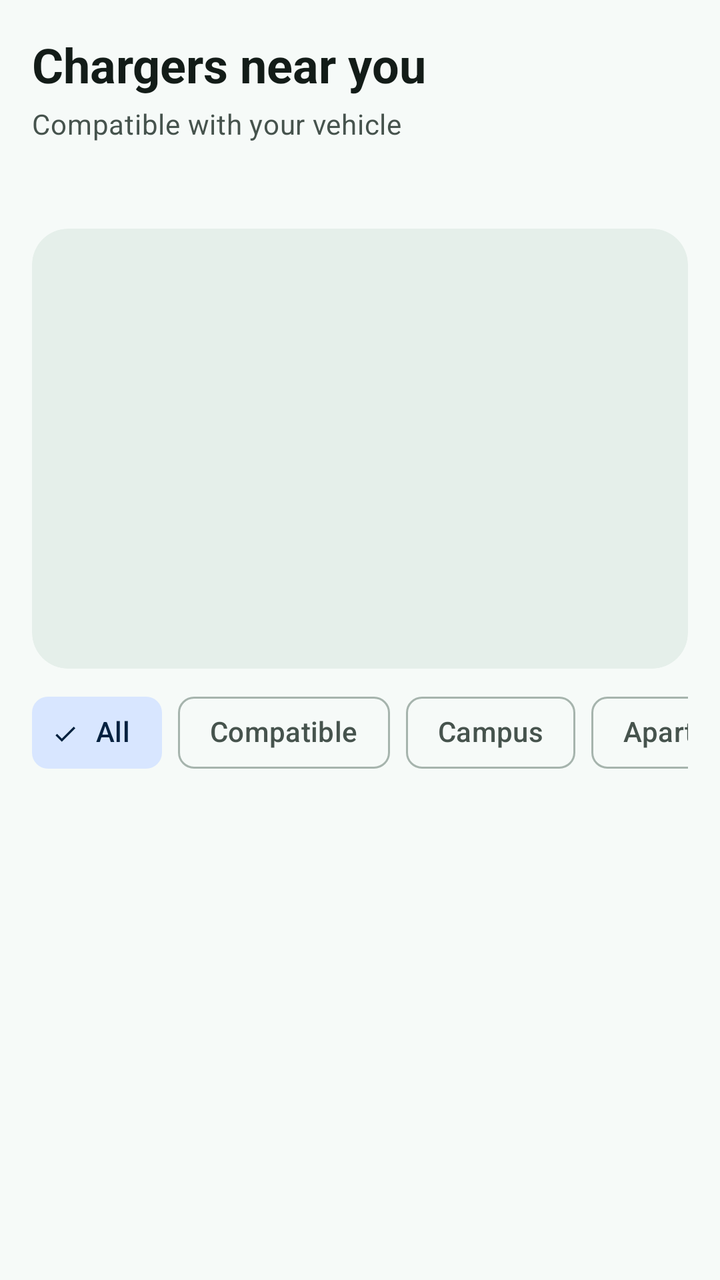
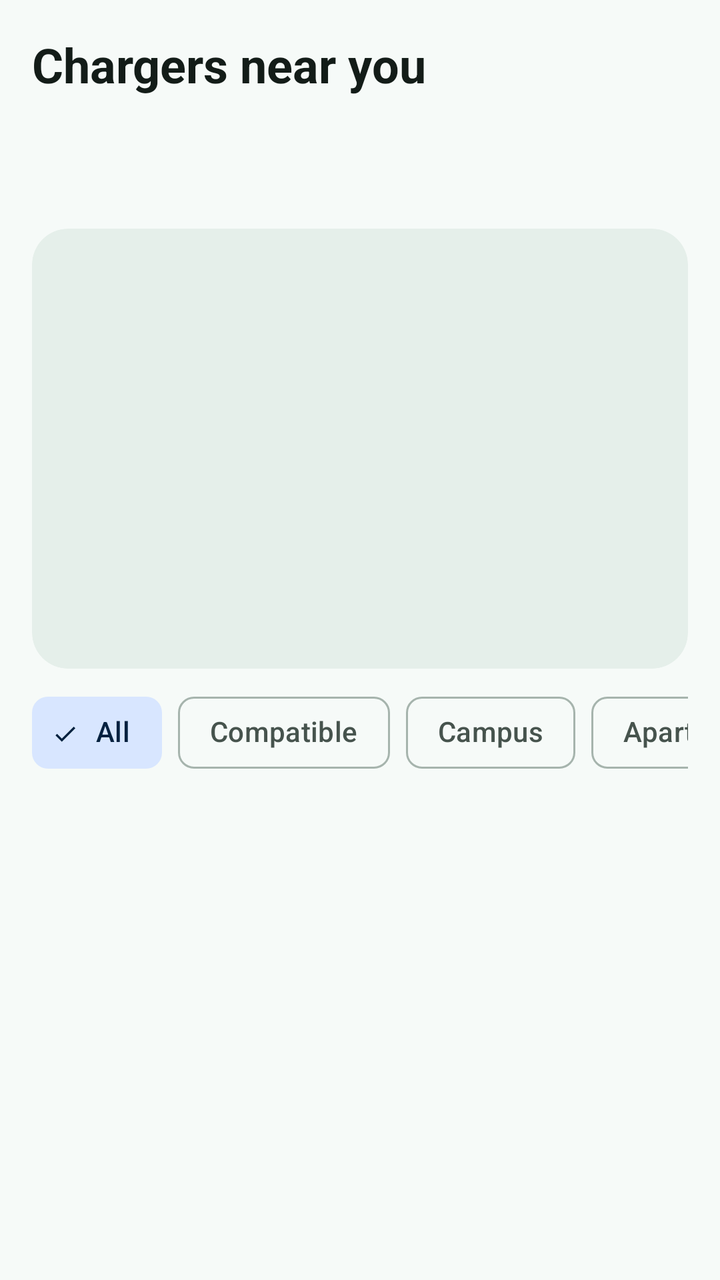

Before-and-after screenshots of an Android layout around one commit, followed by the original layout XML and the change that was made.
<!-- AndroidManifest.xml: application theme Theme.Amperly -->
<!-- res/layout/fragment_charger_discovery.xml -->
<?xml version="1.0" encoding="utf-8"?>
<androidx.core.widget.NestedScrollView xmlns:android="http://schemas.android.com/apk/res/android"
    xmlns:app="http://schemas.android.com/apk/res-auto"
    android:layout_width="match_parent"
    android:layout_height="match_parent"
    android:fillViewport="true">

    <LinearLayout
        android:layout_width="match_parent"
        android:layout_height="wrap_content"
        android:orientation="vertical"
        android:paddingBottom="@dimen/amp_space_xl">

        <LinearLayout
            android:layout_width="match_parent"
            android:layout_height="wrap_content"
            android:orientation="vertical"
            android:paddingHorizontal="@dimen/amp_screen_padding"
            android:paddingTop="@dimen/amp_space_m">

            <TextView
                android:layout_width="match_parent"
                android:layout_height="wrap_content"
                android:text="@string/discovery_title"
                android:textAppearance="@style/TextAppearance.Amperly.ScreenTitle" />

            <TextView
                android:id="@+id/discoverySubtitleText"
                android:layout_width="match_parent"
                android:layout_height="wrap_content"
                android:layout_marginTop="@dimen/amp_space_xs"
                android:text="@string/discovery_subtitle"
                android:textAppearance="@style/TextAppearance.Amperly.Body" />

            <TextView
                android:id="@+id/resultCountText"
                android:layout_width="match_parent"
                android:layout_height="wrap_content"
                android:layout_marginTop="@dimen/amp_space_s"
                android:textAppearance="@style/TextAppearance.Amperly.BodyStrong" />
        </LinearLayout>

        <com.google.android.material.card.MaterialCardView
            style="@style/Widget.Amperly.Card.Map"
            android:layout_width="match_parent"
            android:layout_height="@dimen/amp_map_panel_height"
            android:layout_marginHorizontal="@dimen/amp_screen_padding"
            android:layout_marginTop="@dimen/amp_space_m">

            <FrameLayout
                android:id="@+id/mapContainer"
                android:layout_width="match_parent"
                android:layout_height="match_parent" />
        </com.google.android.material.card.MaterialCardView>

        <HorizontalScrollView
            android:layout_width="match_parent"
            android:layout_height="wrap_content"
            android:layout_marginTop="@dimen/amp_space_s"
            android:paddingHorizontal="@dimen/amp_screen_padding"
            android:scrollbars="none">

            <com.google.android.material.chip.ChipGroup
                android:id="@+id/filterChipGroup"
                android:layout_width="wrap_content"
                android:layout_height="wrap_content"
                app:singleLine="true"
                app:singleSelection="true">

                <com.google.android.material.chip.Chip
                    android:id="@+id/filterAllChip"
                    style="@style/Widget.Amperly.Chip"
                    android:layout_width="wrap_content"
                    android:layout_height="wrap_content"
                    android:checked="true"
                    android:text="@string/filter_all" />

                <com.google.android.material.chip.Chip
                    android:id="@+id/filterCompatibleChip"
                    style="@style/Widget.Amperly.Chip"
                    android:layout_width="wrap_content"
                    android:layout_height="wrap_content"
                    android:text="@string/filter_compatible" />

                <com.google.android.material.chip.Chip
                    android:id="@+id/filterCampusChip"
                    style="@style/Widget.Amperly.Chip"
                    android:layout_width="wrap_content"
                    android:layout_height="wrap_content"
                    android:text="@string/filter_campus" />

                <com.google.android.material.chip.Chip
                    android:id="@+id/filterApartmentChip"
                    style="@style/Widget.Amperly.Chip"
                    android:layout_width="wrap_content"
                    android:layout_height="wrap_content"
                    android:text="@string/filter_apartment" />

                <com.google.android.material.chip.Chip
                    android:id="@+id/filterDcChip"
                    style="@style/Widget.Amperly.Chip"
                    android:layout_width="wrap_content"
                    android:layout_height="wrap_content"
                    android:text="@string/filter_dc_fast" />

                <com.google.android.material.chip.Chip
                    android:id="@+id/filterVerifiedMeterChip"
                    style="@style/Widget.Amperly.Chip"
                    android:layout_width="wrap_content"
                    android:layout_height="wrap_content"
                    android:text="@string/filter_verified_only" />
            </com.google.android.material.chip.ChipGroup>
        </HorizontalScrollView>

        <TextView
            android:id="@+id/emptyStateText"
            android:layout_width="match_parent"
            android:layout_height="wrap_content"
            android:layout_margin="@dimen/amp_screen_padding"
            android:text="@string/empty_state"
            android:textAppearance="@style/TextAppearance.Amperly.Body"
            android:visibility="gone" />

        <androidx.recyclerview.widget.RecyclerView
            android:id="@+id/stationsRecyclerView"
            android:layout_width="match_parent"
            android:layout_height="wrap_content"
            android:clipToPadding="false"
            android:nestedScrollingEnabled="false"
            android:paddingHorizontal="@dimen/amp_space_s"
            android:paddingTop="@dimen/amp_space_xs" />
    </LinearLayout>
</androidx.core.widget.NestedScrollView>
<!-- resources referenced by this layout -->
<resources>
  <dimen name="amp_map_panel_height">220dp</dimen>
  <dimen name="amp_screen_padding">16dp</dimen>
  <dimen name="amp_space_m">16dp</dimen>
  <dimen name="amp_space_s">8dp</dimen>
  <dimen name="amp_space_xl">32dp</dimen>
  <dimen name="amp_space_xs">4dp</dimen>
  <string name="discovery_subtitle">Compatible with your vehicle</string>
  <string name="discovery_title">Chargers near you</string>
  <string name="empty_state">Nothing here yet</string>
  <string name="filter_all">All</string>
  <string name="filter_apartment">Apartment</string>
  <string name="filter_campus">Campus</string>
  <string name="filter_compatible">Compatible</string>
  <string name="filter_dc_fast">DC fast</string>
  <string name="filter_verified_only">Verified meter</string>
  <style name="Theme.Amperly" parent="Base.Theme.Amperly" />
  <dimen name="amp_card_radius">18dp</dimen>
  <color name="amp_primary">#0E7C56</color>
  <color name="white">#FFFFFFFF</color>
  <color name="amp_primary_container">#C6F0DC</color>
  <color name="amp_on_primary_container">#04301F</color>
  <color name="amp_primary_light">#3FA37C</color>
  <color name="amp_secondary">#1B6FE3</color>
  <color name="amp_secondary_container">#D8E6FF</color>
  <color name="amp_on_secondary_container">#04213F</color>
  <color name="amp_tertiary">#8A4E00</color>
  <color name="amp_tertiary_container">#FFE1BA</color>
  <color name="amp_on_tertiary_container">#2E1500</color>
  <color name="amp_error">#BA1A1A</color>
  <color name="amp_error_container">#FFDAD6</color>
  <color name="amp_on_error_container">#410E0B</color>
  <color name="amp_surface">#F6FAF8</color>
  <color name="amp_surface_container_lowest">#FFFFFF</color>
  <color name="amp_surface_container_low">#F1F7F4</color>
  <color name="amp_surface_container">#EBF3EF</color>
  <color name="amp_surface_container_high">#E5EFEA</color>
  <color name="amp_surface_container_highest">#DFEAE4</color>
  <color name="amp_surface_variant">#DCE5E0</color>
  <color name="amp_on_surface">#131C18</color>
  <color name="amp_on_surface_variant">#46534D</color>
  <color name="amp_outline">#A6B4AD</color>
  <color name="amp_outline_variant">#D2DED8</color>
  <style name="ThemeOverlay.Amperly.Dialog" parent="ThemeOverlay.Material3.MaterialAlertDialog" />
  <dimen name="amp_card_elevation">0dp</dimen>
  <dimen name="amp_touch_target">48dp</dimen>
  <!-- unchanged entries left out for length: 9 -->
</resources>

<!-- the commit's change to res/layout/fragment_charger_discovery.xml (unified diff, before → after) -->
@@ -24,12 +24,12 @@
                 android:text="@string/discovery_title"
                 android:textAppearance="@style/TextAppearance.Amperly.ScreenTitle" />
 
+            
             <TextView
-                android:id="@+id/discoverySubtitleText"
+                android:id="@+id/discoveryContextText"
                 android:layout_width="match_parent"
                 android:layout_height="wrap_content"
                 android:layout_marginTop="@dimen/amp_space_xs"
-                android:text="@string/discovery_subtitle"
                 android:textAppearance="@style/TextAppearance.Amperly.Body" />
 
             <TextView
@@ -112,14 +112,32 @@
             </com.google.android.material.chip.ChipGroup>
         </HorizontalScrollView>
 
-        <TextView
-            android:id="@+id/emptyStateText"
+        
+        <LinearLayout
+            android:id="@+id/emptyStateContainer"
             android:layout_width="match_parent"
             android:layout_height="wrap_content"
             android:layout_margin="@dimen/amp_screen_padding"
-            android:text="@string/empty_state"
-            android:textAppearance="@style/TextAppearance.Amperly.Body"
-            android:visibility="gone" />
+            android:orientation="vertical"
+            android:visibility="gone">
+
+            <TextView
+                android:id="@+id/emptyStateText"
+                style="@style/Widget.Amperly.Notice.Info"
+                android:layout_width="match_parent"
+                android:layout_height="wrap_content"
+                android:text="@string/discovery_empty" />
+
+            <com.google.android.material.button.MaterialButton
+                android:id="@+id/emptyStateActionButton"
+                style="@style/Widget.Amperly.Button.Tonal"
+                android:layout_width="wrap_content"
+                android:layout_height="wrap_content"
+                android:layout_gravity="end"
+                android:layout_marginTop="@dimen/amp_space_s"
+                android:text="@string/discovery_empty_action"
+                android:visibility="gone" />
+        </LinearLayout>
 
         <androidx.recyclerview.widget.RecyclerView
             android:id="@+id/stationsRecyclerView"
<!-- resource entries referenced after the edit -->
@@ -6,17 +6,33 @@
   <dimen name="amp_space_s">8dp</dimen>
   <dimen name="amp_space_xl">32dp</dimen>
   <dimen name="amp_space_xs">4dp</dimen>
-  <string name="discovery_subtitle">Compatible with your vehicle</string>
+  <string name="discovery_empty">No charger matches this filter right now.</string>
+  <string name="discovery_empty_action">Show all chargers</string>
   <string name="discovery_title">Chargers near you</string>
-  <string name="empty_state">Nothing here yet</string>
   <string name="filter_all">All</string>
   <string name="filter_apartment">Apartment</string>
   <string name="filter_campus">Campus</string>
   <string name="filter_compatible">Compatible</string>
   <string name="filter_dc_fast">DC fast</string>
   <string name="filter_verified_only">Verified meter</string>
+  <style name="Widget.Amperly.Button.Tonal" parent="Widget.Material3.Button.TonalButton">
+          <item name="android:minHeight">@dimen/amp_touch_target</item>
+          <item name="cornerRadius">14dp</item>
+          <item name="android:textAllCaps">false</item>
+      </style>
+  <style name="Widget.Amperly.Notice.Info" parent="Widget.Amperly.Notice">
+          <item name="android:background">@drawable/bg_notice_info</item>
+          <item name="android:textColor">?attr/colorOnSecondaryContainer</item>
+      </style>
   <style name="Theme.Amperly" parent="Base.Theme.Amperly" />
   <dimen name="amp_card_radius">18dp</dimen>
+  <!-- drawable bg_notice_neutral (drawable) -->
+  <?xml version="1.0" encoding="utf-8"?>
+  <shape xmlns:android="http://schemas.android.com/apk/res/android"
+      android:shape="rectangle">
+      <corners android:radius="@dimen/amp_card_radius" />
+      <solid android:color="?attr/colorSurfaceContainerHigh" />
+  </shape>
   <color name="amp_primary">#0E7C56</color>
   <color name="white">#FFFFFFFF</color>
   <color name="amp_primary_container">#C6F0DC</color>
@@ -45,6 +61,19 @@
   <style name="ThemeOverlay.Amperly.Dialog" parent="ThemeOverlay.Material3.MaterialAlertDialog" />
   <dimen name="amp_card_elevation">0dp</dimen>
   <dimen name="amp_touch_target">48dp</dimen>
+  <style name="Widget.Amperly.Notice" parent="">
+          <item name="android:background">@drawable/bg_notice_neutral</item>
+          <item name="android:padding">@dimen/amp_space_m</item>
+          <item name="android:textAppearance">@style/TextAppearance.Amperly.Body</item>
+          <item name="android:textColor">?attr/colorOnSurface</item>
+      </style>
+  <!-- drawable bg_notice_info (drawable) -->
+  <?xml version="1.0" encoding="utf-8"?>
+  <shape xmlns:android="http://schemas.android.com/apk/res/android"
+      android:shape="rectangle">
+      <corners android:radius="@dimen/amp_card_radius" />
+      <solid android:color="?attr/colorSecondaryContainer" />
+  </shape>
   <!-- unchanged entries left out for length: 9 -->
 </resources>
 
